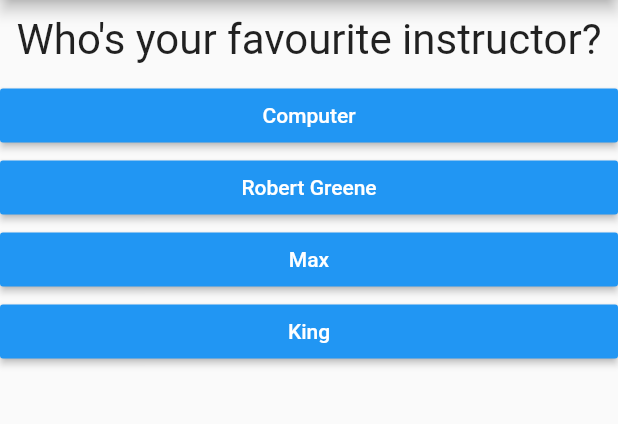
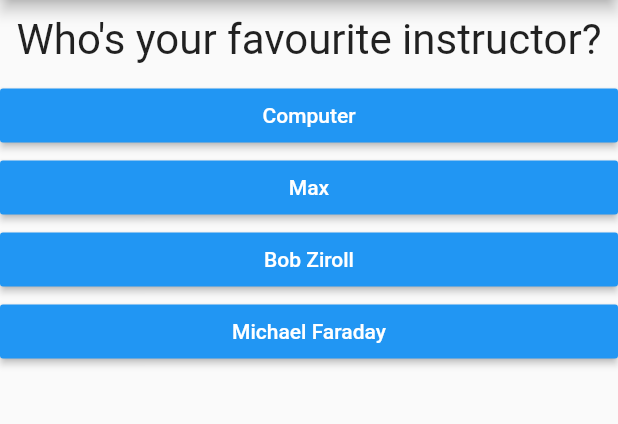
Before and after one commit to EviCoach/ProjectOne, a Flutter app: the screen it shows after launch, after a tap on "Black", after a tap on "Snake", on a phone screen of 412 x 824 dp, the part 84-508 px from its top. Run offline on Flutter 3.47's test engine with Material 2 defaults, Android fonts, the phone set to English and light mode, and no system bars.

```diff
--- a/project_one/lib/Quiz.dart
+++ b/project_one/lib/Quiz.dart
@@ -16,8 +16,8 @@ class Quiz extends StatelessWidget {
     return Column(
       children: <Widget>[
         Question(questions[questionIndex]['questionText']),
-        ...(questions[questionIndex]['answers'] as List<String>).map((answer) {
-          return Answer(answerQuestion, answer);
+        ...(questions[questionIndex]['answers'] as List<Map<String, Object>>).map((answer) {
+          return Answer(() => answerQuestion(answer['score']), answer['text']);
         }).toList()
       ],
     );
--- a/project_one/lib/main.dart
+++ b/project_one/lib/main.dart
@@ -12,7 +12,9 @@ class MyApp extends StatefulWidget {
 
 class _MyAppState extends State<MyApp> {
   var _questionIndex = 0;
-  void _answerQuestion() {
+  var _totalScore = 0;
+  void _answerQuestion(int score) {
+    _totalScore += score;
     setState(() {
       // if (_questionIndex == questions.length - 1) {
       //   _questionIndex = 0;
@@ -25,15 +27,30 @@ class _MyAppState extends State<MyApp> {
   final _questions = const [
     {
       'questionText': 'What\s your favourite colour?',
-      'answers': ['Black', 'Red', 'Green', 'White', 'Yellow'],
+      'answers': [
+        {'text': 'Black', 'score': 10},
+        {'text': 'Red', 'score': 5},
+        {'text': 'Green', 'score': 3},
+        {'text': 'White', 'score': 1}
+      ],
     },
     {
       'questionText': 'What\'s your favorite animal?',
-      'answers': ['Rabbit', 'Snake', 'Elephant', 'Lion'],
+      'answers': [
+        {'text': 'Rabbit', 'score': 3},
+        {'text': 'Snake', 'score': 5},
+        {'text': 'Elephant', 'score': 3},
+        {'text': 'Lion', 'score': 1}
+      ],
     },
     {
       'questionText': 'Who\'s your favourite instructor?',
-      'answers': ['Computer', 'Robert Greene', 'Max', 'King'],
+      'answers': [
+        {'text': 'Computer', 'score': 3},
+        {'text': 'Max', 'score': 8},
+        {'text': 'Bob Ziroll', 'score': 1},
+        {'text': 'Michael Faraday', 'score': 2},
+      ],
     },
   ];
 
@@ -52,7 +69,7 @@ class _MyAppState extends State<MyApp> {
                   questionIndex: _questionIndex,
                   questions: _questions,
                 )
-              : Result()),
+              : Result(_totalScore)),
     );
   }
 }
```
Also changed, not shown: project_one/lib/Result.dart (+23 -15 lines).
